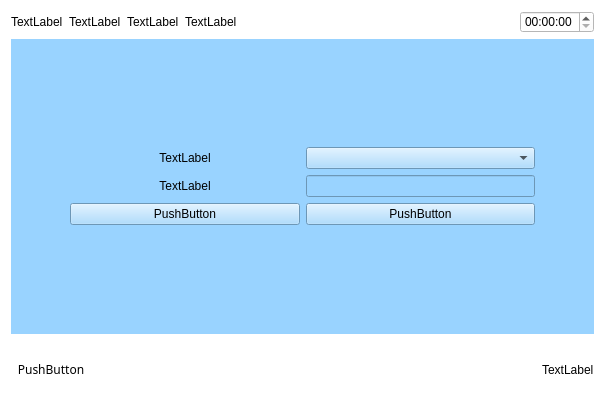
Above: WeighSensor/page1.ui from xsw258x2s5w8/WeightSensor before the change. Below: the same form after it.
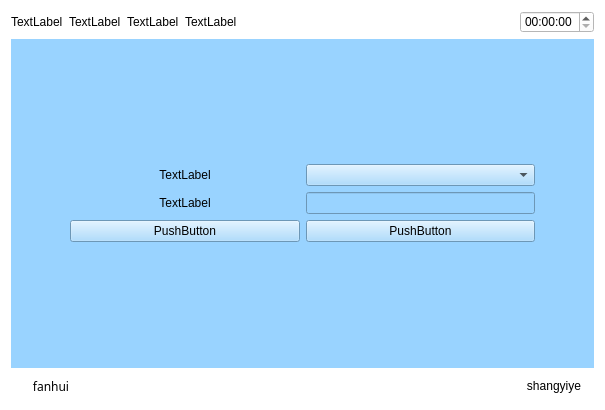
That is the form after the change.

What changed in the file:
```diff
--- a/WeighSensor/page1.ui
+++ b/WeighSensor/page1.ui
@@ -169,7 +169,7 @@
         </font>
        </property>
        <property name="text">
-        <string>PushButton</string>
+        <string>fanhui</string>
        </property>
        <property name="flat">
         <bool>true</bool>
@@ -190,9 +190,12 @@
       </spacer>
      </item>
      <item>
-      <widget class="QLabel" name="label_7">
+      <widget class="QPushButton" name="returnPage">
        <property name="text">
-        <string>TextLabel</string>
+        <string>shangyiye</string>
+       </property>
+       <property name="flat">
+        <bool>true</bool>
        </property>
       </widget>
      </item>
```
